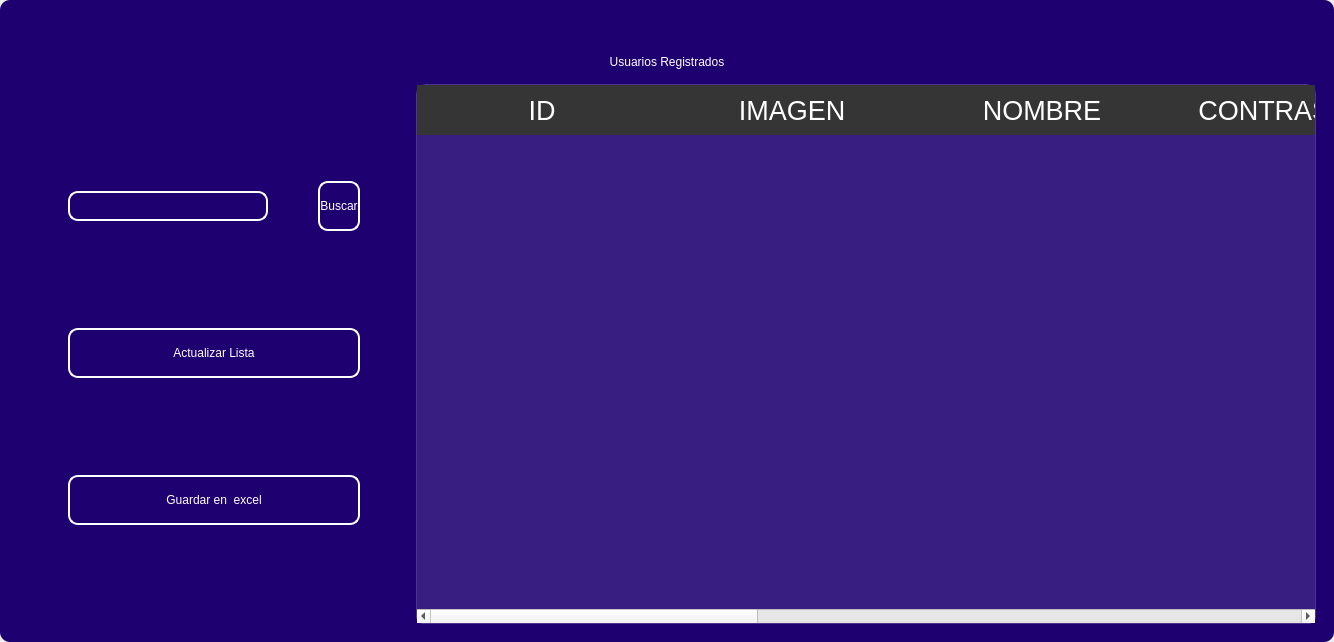
Above: design/standar/mainuser0.ui from codemiguel-dev/ERP-EmprendeSoft-Desktop before the change. Below: the same form after it.
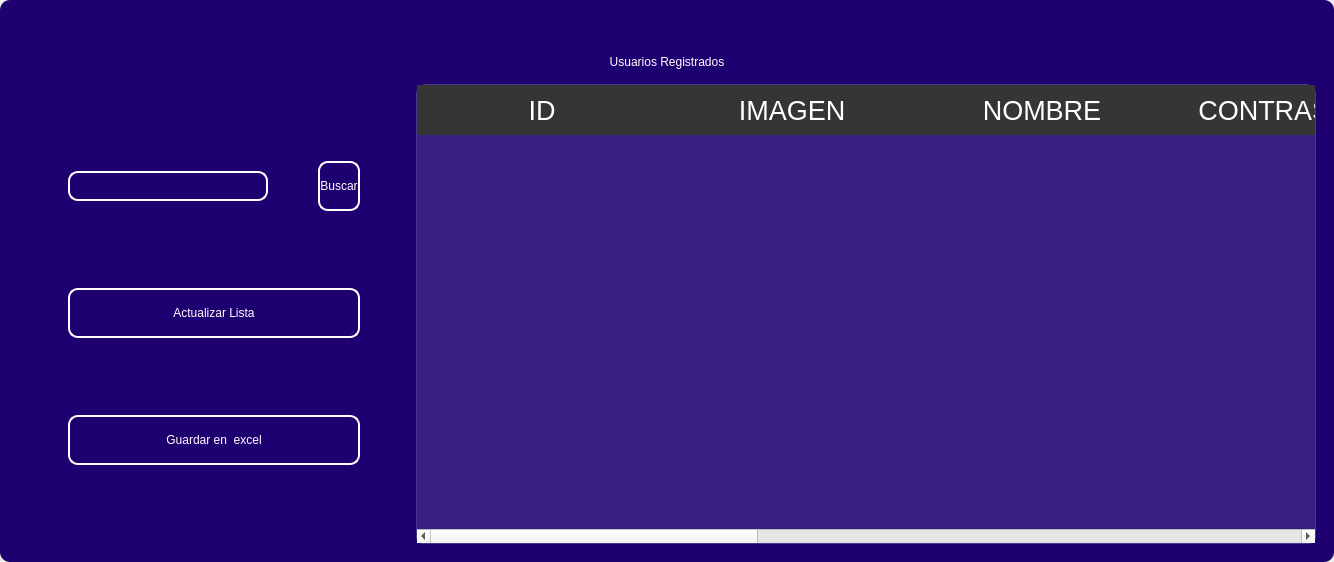
That is the form after the change. Icons and pictures are not drawn.

```diff
--- a/design/standar/mainuser0.ui
+++ b/design/standar/mainuser0.ui
@@ -7,7 +7,7 @@
     <x>0</x>
     <y>0</y>
     <width>1303</width>
-    <height>642</height>
+    <height>562</height>
    </rect>
   </property>
   <property name="windowTitle">
```
